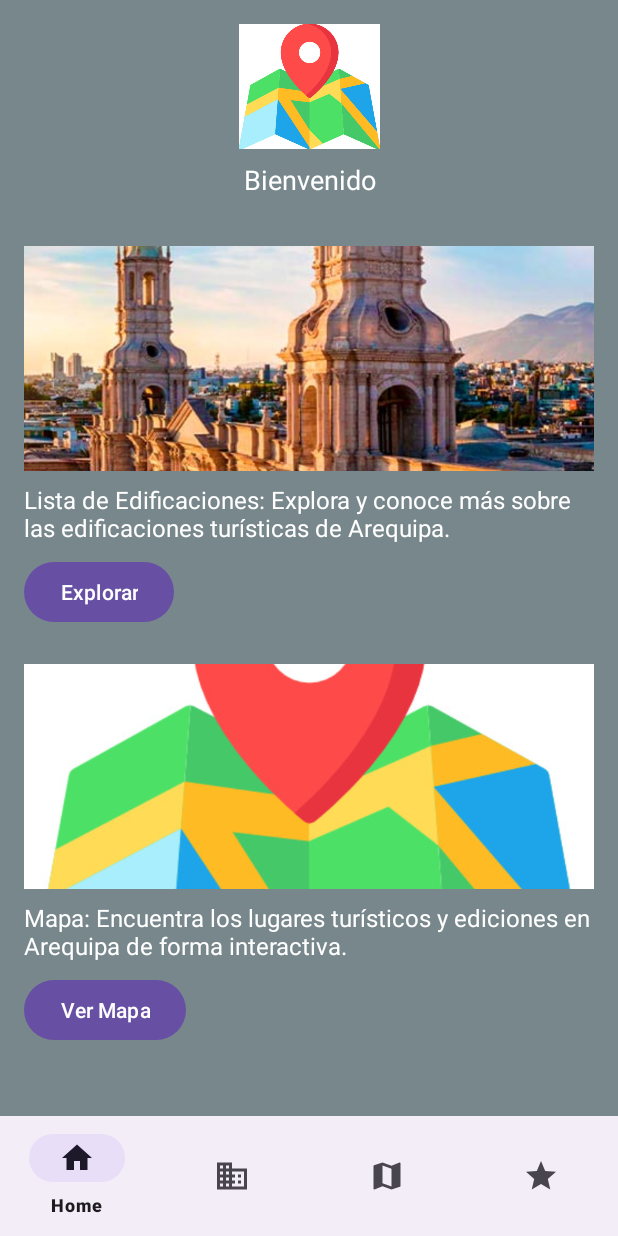
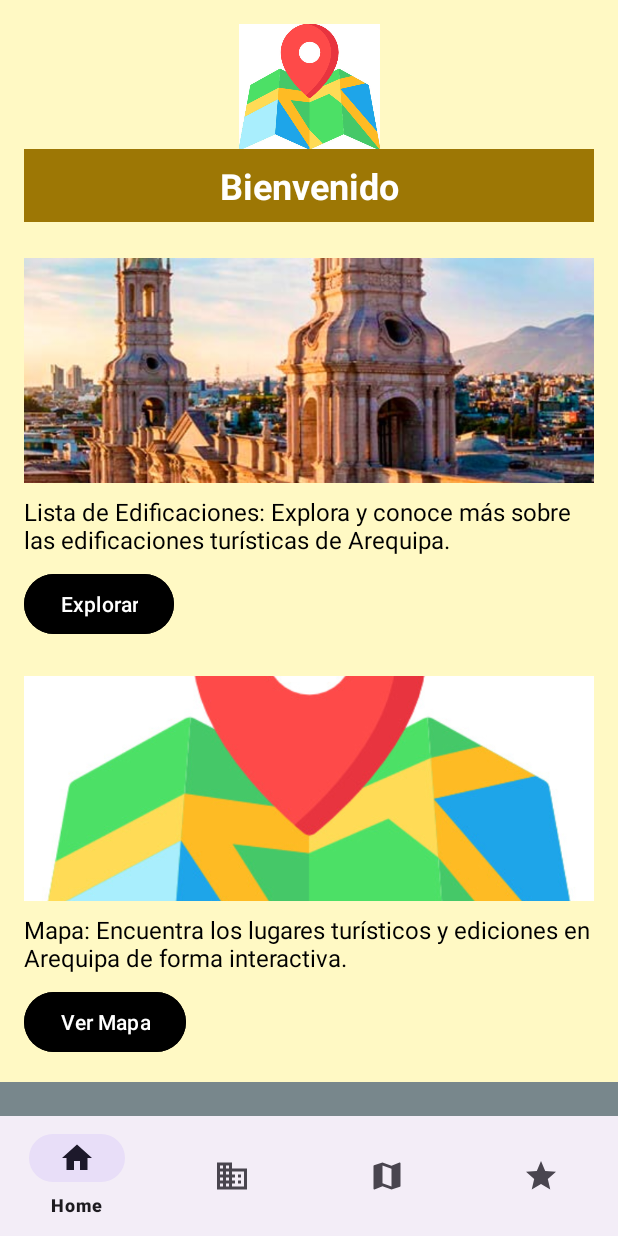
Before and after one commit to AnthonyM-ed/LoginSample-DAO-Room, an Android app: the HomeFragment screen opened directly, with no data from a screen before it, on a phone screen of 412 x 824 dp. Run offline under Robolectric (Android 15) with nearby library versions, the phone set to English and light mode, and no system bars.

Commit message:
cambio de aspecto del home

```diff
--- a/app/src/main/res/layout/fragment_home.xml
+++ b/app/src/main/res/layout/fragment_home.xml
@@ -14,6 +14,7 @@
         <LinearLayout
             android:layout_width="match_parent"
             android:layout_height="match_parent"
+            android:background="#FFF9C4"
             android:orientation="vertical"
             android:padding="16dp">
 
@@ -36,11 +37,13 @@
                     android:id="@+id/description_text"
                     android:layout_width="match_parent"
                     android:layout_height="wrap_content"
+                    android:background="#9D7705"
                     android:padding="8dp"
                     android:text="Bienvenido"
                     android:textAlignment="center"
-                    android:textColor="@android:color/white"
-                    android:textSize="18sp"
+                    android:textColor="@color/white"
+                    android:textSize="24sp"
+                    android:textStyle="bold"
                     app:layout_constraintBottom_toBottomOf="parent"
                     app:layout_constraintEnd_toEndOf="parent"
                     app:layout_constraintStart_toStartOf="parent"
@@ -66,7 +69,7 @@
                     android:layout_height="wrap_content"
                     android:layout_marginTop="8dp"
                     android:text="Lista de Edificaciones: Explora y conoce más sobre las edificaciones turísticas de Arequipa."
-                    android:textColor="@android:color/white"
+                    android:textColor="@color/black"
                     android:textSize="16sp" />
 
                 <Button
@@ -74,8 +77,10 @@
                     android:layout_width="wrap_content"
                     android:layout_height="wrap_content"
                     android:layout_marginTop="8dp"
+                    android:backgroundTint="#000000"
                     android:onClick="onEdificacionesClick"
-                    android:text="Explorar" /> <!-- Método para manejar el clic -->
+                    android:text="Explorar"
+                    android:textColor="#FFFFFF" /> <!-- Método para manejar el clic -->
             </LinearLayout>
 
             <LinearLayout
@@ -97,7 +102,7 @@
                     android:layout_height="wrap_content"
                     android:layout_marginTop="8dp"
                     android:text="Mapa: Encuentra los lugares turísticos y ediciones en Arequipa de forma interactiva."
-                    android:textColor="@android:color/white"
+                    android:textColor="@color/black"
                     android:textSize="16sp" />
 
                 <Button
@@ -105,6 +110,7 @@
                     android:layout_width="wrap_content"
                     android:layout_height="wrap_content"
                     android:layout_marginTop="8dp"
+                    android:backgroundTint="#000000"
                     android:onClick="onMapClick"
                     android:text="Ver Mapa" />
             </LinearLayout>
--- a/app/src/main/res/layout/fragment_lista.xml
+++ b/app/src/main/res/layout/fragment_lista.xml
@@ -1,9 +1,8 @@
-<LinearLayout
-    xmlns:android="http://schemas.android.com/apk/res/android"
+<LinearLayout xmlns:android="http://schemas.android.com/apk/res/android"
     android:layout_width="match_parent"
     android:layout_height="match_parent"
+    android:background="#FFF9C4"
     android:orientation="vertical"
-    android:background="#C8EDE1"
     android:padding="16dp">
 
     <!-- Barra de búsqueda -->
@@ -12,16 +11,16 @@
         android:layout_width="match_parent"
         android:layout_height="wrap_content"
         android:hint="Buscar edificaciones"
-        android:padding="12dp"/>
+        android:padding="12dp" />
 
     <!-- Título de la lista -->
     <TextView
         android:layout_width="wrap_content"
         android:layout_height="wrap_content"
+        android:paddingTop="16dp"
         android:text="Lista de edificaciones"
         android:textColor="@android:color/black"
-        android:textSize="18sp"
-        android:paddingTop="16dp" />
+        android:textSize="18sp" />
 
     <!-- RecyclerView para la lista de edificaciones -->
     <androidx.recyclerview.widget.RecyclerView
@@ -29,6 +28,6 @@
         android:layout_width="match_parent"
         android:layout_height="wrap_content"
         android:layout_marginTop="8dp"
-        android:scrollbars="vertical"/>
+        android:scrollbars="vertical" />
 
 </LinearLayout>
```
